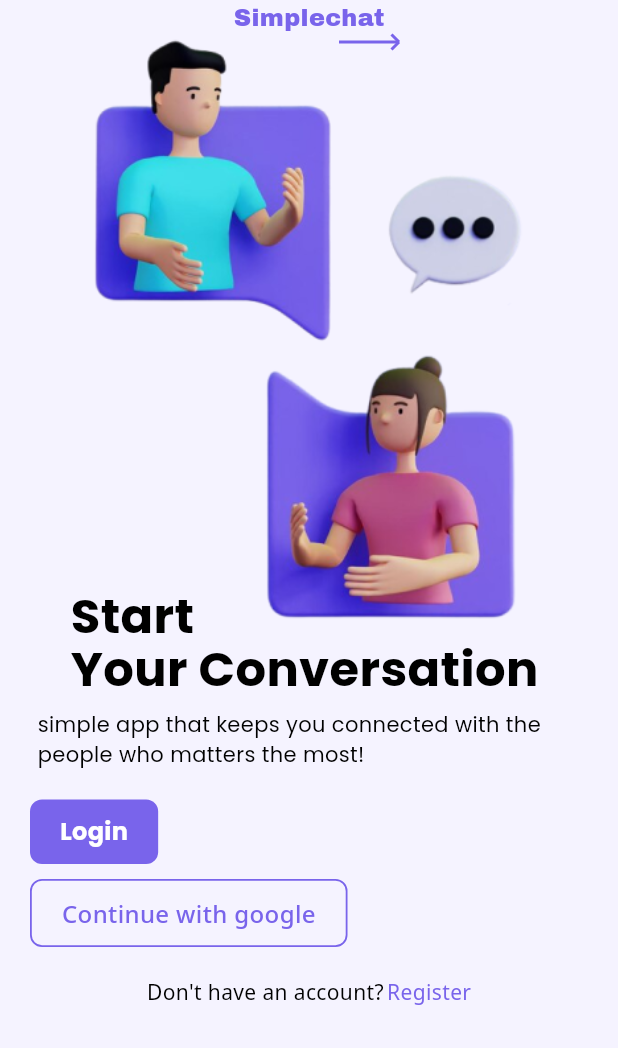
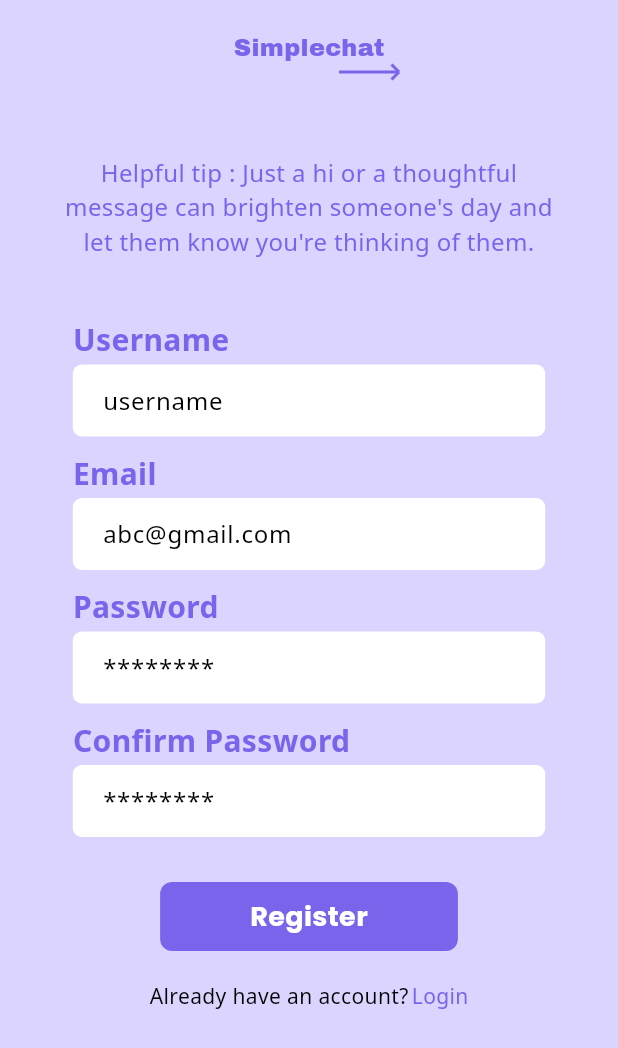
Before and after one commit to ShashwatREPO/SimpleChat, a Flutter app: the screen it shows after launch, after a tap on "Register", on a phone screen of 412 x 824 dp. Shown: the top 1048 px of the screen. Run offline on Flutter 3.47's test engine with Material 3 defaults, Android fonts, the phone set to English and light mode, and no system bars; our stand-ins replace cloud_firestore, firebase_auth, firebase_core, google_fonts; missing offline and left inert: dart:ffi; accounts and stored records are empty.

Commit message:
added firestore,firebase cli and register page

```diff
--- a/lib/Pages/Onboarding.dart
+++ b/lib/Pages/Onboarding.dart
@@ -1,4 +1,5 @@
 import 'package:chatapp/Pages/Login.dart';
+import 'package:chatapp/Pages/Register.dart';
 import 'package:chatapp/Widget/AccentButton.dart';
 import 'package:chatapp/Widget/Logo.dart';
 import 'package:chatapp/Widget/TextNavigation.dart';
@@ -18,50 +19,70 @@ class OnBoardingPage extends StatelessWidget {
           child: Column(
         crossAxisAlignment: CrossAxisAlignment.start,
         children: [
-
+          SizedBox(height: 10,),
           Logo(),
-
           Center(
+            child: Container(
+              height: 525,
               child: Stack(children: [
-              Image.asset("lib/images/Hero.png", height: 450),
+                Image.asset("lib/images/Hero.png", height: 600),
                 Positioned(
-                  top: 370,
+                    top: 450,
+                    left: 10,
                     child: Center(
-                      child: Text(
+                        child: Column(
+                      children: [
+                        Text(
                           "Start\nYour Conversation",
                           style: GoogleFonts.poppins(
-                        fontWeight: FontWeight.w700, fontSize: 32, height: 1.1),
+                              fontWeight: FontWeight.w700,
+                              fontSize: 32,
+                              height: 1.1),
+                        ),
+                      ],
                     )))
               ]),
             ),
+          ),
           Padding(
-            padding: const EdgeInsets.symmetric(horizontal: 25.0),
+            padding: const EdgeInsets.symmetric(horizontal: 35.0),
             child: Text(
               "simple app that keeps you connected with the people who matters the most!",
               style: GoogleFonts.poppins(),
             ),
           ),
-          SizedBox(height: 20,),
+          SizedBox(
+            height: 20,
+          ),
           Padding(
-            padding: const EdgeInsets.symmetric(horizontal: 20.0),
+            padding: const EdgeInsets.symmetric(horizontal: 35.0),
             child: AccentButton(
               text: "Login",
               onTap: () {
-                Navigator.push(context, MaterialPageRoute(builder: (context)=> Login()));
+                Navigator.push(
+                    context, MaterialPageRoute(builder: (context) => Login()));
               },
             ),
           ),
-          SizedBox(height: 10,),
+          SizedBox(
+            height: 15,
+          ),
           Padding(
-            padding: const EdgeInsets.symmetric(horizontal: 20.0),
+            padding: const EdgeInsets.symmetric(horizontal: 35.0),
             child: AlternativeButton(
               text: "Continue with google",
-              onTap: (){},
+              onTap: () {},
             ),
           ),
-          SizedBox(height: 20,),
-          TextNavigation(nonClickableText: "Don't have an account?", onTap: (){}, ClickableText: "Register")
-
+          SizedBox(
+            height: 25,
+          ),
+          TextNavigation(
+              nonClickableText: "Don't have an account?",
+              onTap: () {
+                 Navigator.push(context, MaterialPageRoute(builder: (context)=>RegisterPage()));
+              },
+              ClickableText: "Register")
         ],
       )),
     );
--- /dev/null
+++ b/lib/Pages/PageTree.dart
@@ -0,0 +1,22 @@
+import 'package:chatapp/Pages/Homepage.dart';
+import 'package:chatapp/Pages/Onboarding.dart';
+import 'package:chatapp/Services/Auth.dart';
+import 'package:flutter/material.dart';
+
+class PageTree extends StatelessWidget {
+  const PageTree({super.key});
+
+  @override
+  Widget build(BuildContext context) {
+    return StreamBuilder(
+        stream: AuthServices().authStateChange,
+        builder: (context, snapshot) {
+          if (snapshot.hasData){
+            return HomePage();
+          }
+          else{
+            return OnBoardingPage();
+          }
+        });
+  }
+}
--- /dev/null
+++ b/lib/Pages/Register.dart
@@ -0,0 +1,102 @@
+import 'package:chatapp/Pages/Login.dart';
+import 'package:chatapp/Services/Auth.dart';
+import 'package:cloud_firestore/cloud_firestore.dart';
+import 'package:chatapp/Services/FirestoreServices.dart';
+import 'package:chatapp/Widget/AccentButton.dart';
+import 'package:chatapp/Widget/Logo.dart';
+import 'package:chatapp/Widget/TextField.dart';
+import 'package:chatapp/Widget/TextNavigation.dart';
+import 'package:firebase_auth/firebase_auth.dart';
+import 'package:flutter/material.dart';
+import 'package:google_fonts/google_fonts.dart';
+
+class RegisterPage extends StatefulWidget {
+  const RegisterPage({super.key});
+
+  @override
+  State<RegisterPage> createState() => _RegisterPageState();
+}
+
+class _RegisterPageState extends State<RegisterPage> {
+  TextEditingController _UsernameController = TextEditingController();
+  TextEditingController _EmailController = TextEditingController();
+  TextEditingController _PasswordController = TextEditingController();
+  TextEditingController _ConfirmPasswordController = TextEditingController();
+
+
+  void createUserWithEmailAndPassword() async{
+    try{
+      await AuthServices().createUserWithEmailAndPassword(email: _EmailController.text, password: _PasswordController.text);
+      await FireStoreServices().createData(_UsernameController.text, _EmailController.text);
+      Navigator.of(context).pop();
+    }
+    on FirebaseAuthException catch (e){
+      print(e.toString());
+    }
+  }
+  @override
+  Widget build(BuildContext context) {
+    return Scaffold(
+      resizeToAvoidBottomInset: false,
+      backgroundColor: Theme.of(context).colorScheme.background,
+      body: SafeArea(
+          child: Column(
+        children: [
+          SizedBox(
+            height: 20,
+          ),
+          Logo(),
+          SizedBox(
+            height: 20,
+          ),
+          Padding(
+            padding: const EdgeInsets.all(40.0),
+            child: Text(
+              "Helpful tip : Just a hi or a thoughtful message can brighten someone's day and let them know you're thinking of them.",
+              textAlign: TextAlign.center,
+              style: GoogleFonts.notoSans(
+                color: Theme.of(context).colorScheme.primary,
+                fontSize: 16,
+              ),
+            ),
+          ),
+
+          Column(
+            children: [
+              InputTextField(hintText: "username", labelText: "Username", controller: _UsernameController),
+              SizedBox(height: 10,),
+              InputTextField(hintText: "abc@gmail.com", labelText: "Email", controller: _EmailController),
+               SizedBox(height: 10,),
+              InputTextField(hintText: "********", HideText: true , labelText: "Password", controller: _PasswordController),
+               SizedBox(height: 10,),
+              InputTextField(hintText: "********", HideText: true , labelText: "Confirm Password", controller: _ConfirmPasswordController),
+               SizedBox(height: 30,),
+               AccentButton(
+                onTap: (){
+                  if(_ConfirmPasswordController.text == _PasswordController.text ){
+                    return createUserWithEmailAndPassword();
+                  }
+
+                },
+                text: "Register",
+                Hpadding: 60,
+              ),
+              SizedBox(
+                height: 20,
+              ),
+              TextNavigation(
+                  nonClickableText: "Already have an account?",
+                  onTap: () {
+                    Navigator.push(context, MaterialPageRoute(builder: (context)=>Login()));
+                  },
+                  ClickableText: "Login")
+
+
+
+            ],
+          )
+         ] ),
+      ),
+    );
+  }
+}
--- /dev/null
+++ b/lib/Services/FirestoreServices.dart
@@ -0,0 +1,16 @@
+import 'package:cloud_firestore/cloud_firestore.dart';
+
+class FireStoreServices{
+
+  final CollectionReference UserData = FirebaseFirestore.instance.collection("User");
+
+
+  Future<void> createData(String username, String Email){
+    return UserData.add({
+      'username': username,
+      'Email': Email,
+}
+    );
+  }
+
+}
--- a/lib/Widget/AccentButton.dart
+++ b/lib/Widget/AccentButton.dart
@@ -1,11 +1,15 @@
+import 'dart:ffi';
+
 import 'package:flutter/material.dart';
+import 'package:flutter/widgets.dart';
 import 'package:google_fonts/google_fonts.dart';
 
 class AccentButton extends StatelessWidget {
   final VoidCallback onTap;
   final String text;
+  double Hpadding;
 
-  const AccentButton({super.key, required this.onTap, required this.text});
+  AccentButton({super.key, this.Hpadding = 39 ,required this.onTap, required this.text});
 
   @override
   Widget build(BuildContext context) {
@@ -16,10 +20,10 @@ class AccentButton extends StatelessWidget {
             color: Theme.of(context).colorScheme.primary,
             borderRadius: BorderRadius.circular(8)),
         child: Padding(
-            padding: EdgeInsets.symmetric(vertical: 10, horizontal: 20),
+            padding: EdgeInsets.symmetric(vertical: 10, horizontal: Hpadding),
             child: Text(text,
                 style: GoogleFonts.poppins(
-                    color: Colors.white, fontWeight: FontWeight.w700, fontSize: 16), )),
+                    color: Colors.white, fontWeight: FontWeight.w700, fontSize: 18), )),
       ),
     );
   }
--- /dev/null
+++ b/lib/Widget/TextField.dart
@@ -0,0 +1,57 @@
+import 'package:flutter/material.dart';
+import 'package:google_fonts/google_fonts.dart';
+
+class InputTextField extends StatefulWidget {
+  final String hintText;
+  final String labelText;
+  final TextEditingController controller;
+  bool HideText;
+  InputTextField(
+      {super.key,
+      this.HideText = false,
+      required this.hintText,
+      required this.labelText,
+      required this.controller});
+
+  @override
+  State<InputTextField> createState() => _InputTextFieldState();
+}
+
+class _InputTextFieldState extends State<InputTextField> {
+  @override
+  Widget build(BuildContext context) {
+    return Container(
+      width: 315,
+      child: Column(
+        crossAxisAlignment: CrossAxisAlignment.start,
+        children: [
+          Text(
+            widget.labelText,
+            style: GoogleFonts.notoSans(
+                color: Theme.of(context).colorScheme.primary,
+                fontWeight: FontWeight.bold,
+                fontSize: 20),
+          ),
+          SizedBox(
+            height: 2,
+          ),
+          TextField(
+            obscureText: widget.HideText,
+            controller: widget.controller,
+            decoration: InputDecoration(
+                contentPadding: EdgeInsets.symmetric(horizontal: 20),
+                fillColor: Colors.white,
+                hintText: widget.hintText,
+                filled: true,
+                hintStyle: GoogleFonts.notoSans(
+                    fontSize: 16),
+                border: OutlineInputBorder(
+                    borderRadius: BorderRadius.circular(6),
+                    borderSide: BorderSide.none,
+                    gapPadding: 0)),
+          ),
+        ],
+      ),
+    );
+  }
+}
--- a/lib/Widget/alternativeButton.dart
+++ b/lib/Widget/alternativeButton.dart
@@ -23,7 +23,7 @@ class AlternativeButton extends StatelessWidget {
             style: GoogleFonts.notoSans(
                 color: Theme.of(context).colorScheme.primary,
                 fontWeight: FontWeight.w500,
-                fontSize: 16
+                fontSize: 18
 
                 ),
           ),
--- a/lib/main.dart
+++ b/lib/main.dart
@@ -1,7 +1,18 @@
 import 'package:chatapp/Pages/Onboarding.dart';
+import 'package:chatapp/Pages/PageTree.dart';
+import 'package:firebase_core/firebase_core.dart';
 import 'package:flutter/material.dart';
+import 'package:chatapp/firebase_options.dart';
 
-void main() {
+
+
+
+Future<void> main() async{
+  WidgetsFlutterBinding.ensureInitialized();
+  await Firebase.initializeApp(
+    options: DefaultFirebaseOptions.android
+
+  );
   runApp(const MyApp());
 }
 
@@ -25,7 +36,7 @@ class MyApp extends StatelessWidget {
 
         useMaterial3: true,
       ),
-      home: const OnBoardingPage(),
+      home: PageTree(),
     );
   }
 }
--- a/pubspec.yaml
+++ b/pubspec.yaml
@@ -38,6 +38,8 @@ dependencies:
   firebase_core: ^2.29.0
   firebase_auth: ^4.19.1
   google_fonts: 6.0.0
+  flutterfire_cli: ^0.1.1+2
+  cloud_firestore: ^4.17.0
 
 dev_dependencies:
   flutter_test:
```
Also changed, not shown: lib/Pages/Homepage.dart (added, +20 -0 lines), lib/Pages/Login.dart (+83 -3 lines), firebase.json (added), lib/firebase_options.dart (added), pubspec.lock, 4 other files. Lines whose indentation alone changed are shown as unchanged.
